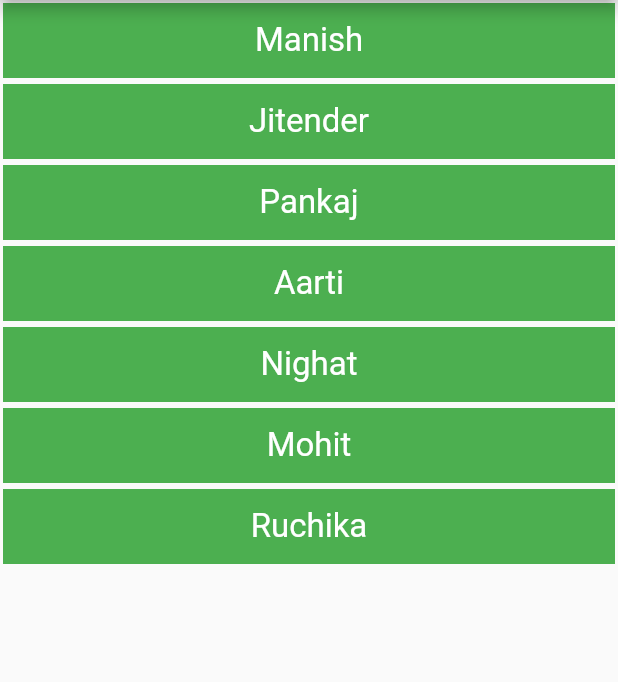
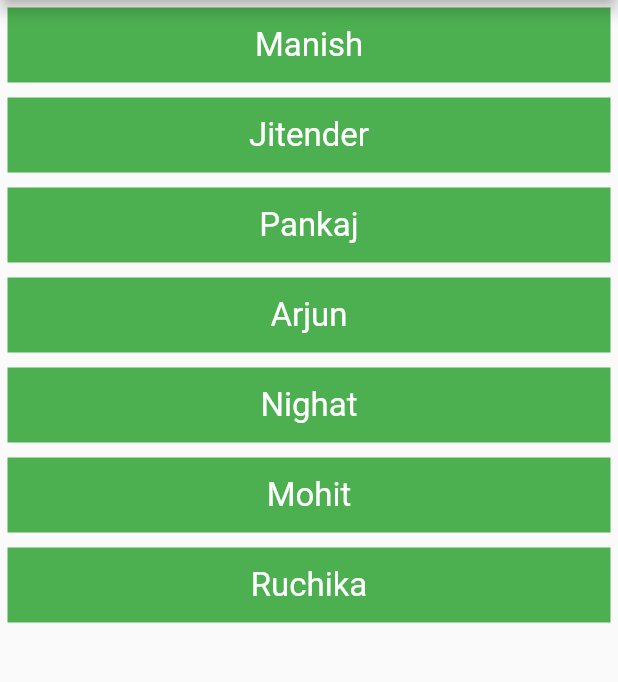
Before and after one commit to arjun-doel/first_flutter_app, a Flutter app: the screen it shows after launch, on a phone screen of 412 x 824 dp, the part 90-772 px from its top. Run offline on Flutter 3.47's test engine with Material 2 defaults, Android fonts, the phone set to English and light mode, and no system bars.

Commit message:
added a key

```diff
--- a/lib/list_view.dart
+++ b/lib/list_view.dart
@@ -1,11 +1,14 @@
 import 'package:flutter/material.dart';
+import 'dart:developer';
 
 class MyListView extends StatelessWidget {
+  MyListView({Key? key}) : super(key: key);
+
   final List<String> names = <String>[
     'Manish',
     'Jitender',
     'Pankaj',
-    'Aarti',
+    'Arjun',
     'Nighat',
     'Mohit',
     'Ruchika',
@@ -18,7 +21,7 @@ class MyListView extends StatelessWidget {
         itemBuilder: (BuildContext context, int index) {
           return Container(
             height: 50,
-            margin: EdgeInsets.all(2),
+            margin: const EdgeInsets.all(5),
             color: Colors.green,
             child: Center(
                 child: Text(
```
